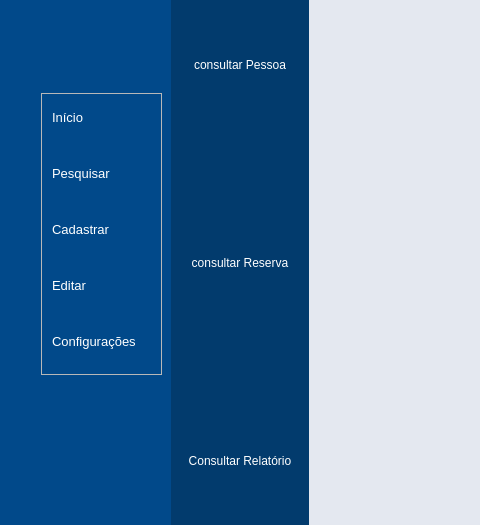
Before: the Qt Designer form App/view/ui/home.ui in Senac-SOR-ADS/Mapa-de-Sala, drawn with Qt 5; both pictures show x 85 to 565 and y 140 to 665 of the 1260 by 777 pixel window.
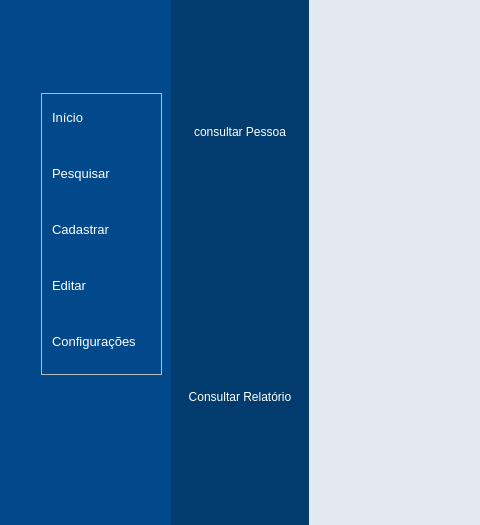
After: the same form once the commit is applied. Icons and pictures are not drawn.

The edit to the form file:
```diff
--- a/App/view/ui/home.ui
+++ b/App/view/ui/home.ui
@@ -1192,22 +1192,6 @@
                       </property>
                      </widget>
                     </item>
-                    <item>
-                     <widget class="QPushButton" name="btnConsultaRelatorio">
-                      <property name="minimumSize">
-                       <size>
-                        <width>119</width>
-                        <height>56</height>
-                       </size>
-                      </property>
-                      <property name="cursor">
-                       <cursorShape>ForbiddenCursor</cursorShape>
-                      </property>
-                      <property name="text">
-                       <string>consultar Reserva</string>
-                      </property>
-                     </widget>
-                    </item>
                     <item>
                      <widget class="QPushButton" name="pushButton">
                       <property name="minimumSize">
```
Left out of the diff: 3 changed lines with no effect on the pictures.
